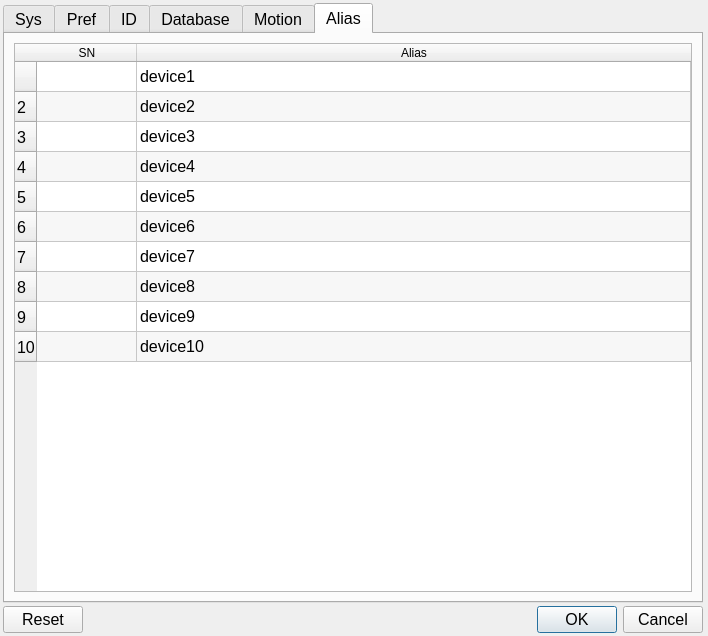
Before: the Qt Designer form source/wnd/ui/syspref.ui in ww4u/megarobostudio, drawn with Qt 5.
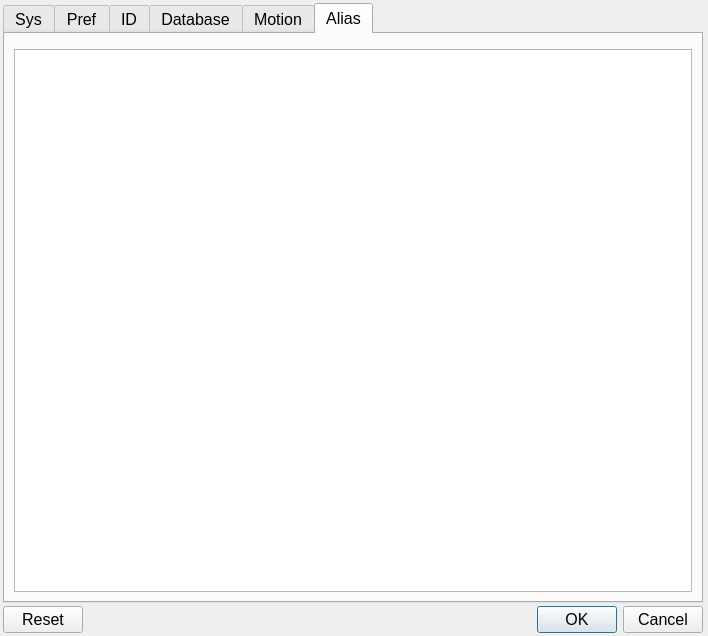
After: the same form once the commit is applied. The open tabs and pages were chosen to show the change. Icons and pictures are not drawn. Custom widgets are drawn as their Qt base class.

Patch:
```diff
--- a/source/wnd/ui/syspref.ui
+++ b/source/wnd/ui/syspref.ui
@@ -1662,103 +1662,16 @@
       </attribute>
       <layout class="QVBoxLayout" name="verticalLayout_5">
        <item>
-        <widget class="QTableWidget" name="tableAlias">
-         <property name="alternatingRowColors">
-          <bool>true</bool>
-         </property>
-         <property name="rowCount">
-          <number>10</number>
-         </property>
-         <attribute name="horizontalHeaderMinimumSectionSize">
-          <number>100</number>
+        <widget class="TableToolbar" name="aliasToolBar" native="true"/>
+       </item>
+       <item>
+        <widget class="QTableView" name="tableView">
+         <attribute name="horizontalHeaderDefaultSectionSize">
+          <number>300</number>
          </attribute>
          <attribute name="horizontalHeaderStretchLastSection">
           <bool>true</bool>
          </attribute>
-         <row>
-          <property name="text">
-           <string/>
-          </property>
-         </row>
-         <row/>
-         <row/>
-         <row/>
-         <row/>
-         <row/>
-         <row/>
-         <row/>
-         <row/>
-         <row/>
-         <column>
-          <property name="text">
-           <string>SN</string>
-          </property>
-         </column>
-         <column>
-          <property name="text">
-           <string>Alias</string>
-          </property>
-         </column>
-         <item row="0" column="0">
-          <property name="text">
-           <string/>
-          </property>
-         </item>
-         <item row="0" column="1">
-          <property name="text">
-           <string>device1</string>
-          </property>
-         </item>
-         <item row="1" column="0">
-          <property name="text">
-           <string/>
-          </property>
-         </item>
-         <item row="1" column="1">
-          <property name="text">
-           <string>device2</string>
-          </property>
-         </item>
-         <item row="2" column="1">
-          <property name="text">
-           <string>device3</string>
-          </property>
-         </item>
-         <item row="3" column="1">
-          <property name="text">
-           <string>device4</string>
-          </property>
-         </item>
-         <item row="4" column="1">
-          <property name="text">
-           <string>device5</string>
-          </property>
-         </item>
-         <item row="5" column="1">
-          <property name="text">
-           <string>device6</string>
-          </property>
-         </item>
-         <item row="6" column="1">
-          <property name="text">
-           <string>device7</string>
-          </property>
-         </item>
-         <item row="7" column="1">
-          <property name="text">
-           <string>device8</string>
-          </property>
-         </item>
-         <item row="8" column="1">
-          <property name="text">
-           <string>device9</string>
-          </property>
-         </item>
-         <item row="9" column="1">
-          <property name="text">
-           <string>device10</string>
-          </property>
-         </item>
         </widget>
        </item>
       </layout>
@@ -1786,6 +1699,14 @@
    </item>
   </layout>
  </widget>
+ <customwidgets>
+  <customwidget>
+   <class>TableToolbar</class>
+   <extends>QWidget</extends>
+   <header>tabletoolbar.h</header>
+   <container>1</container>
+  </customwidget>
+ </customwidgets>
  <resources/>
  <connections>
   <connection>
```
Left out of the diff: 108 changed lines with no effect on the pictures.
